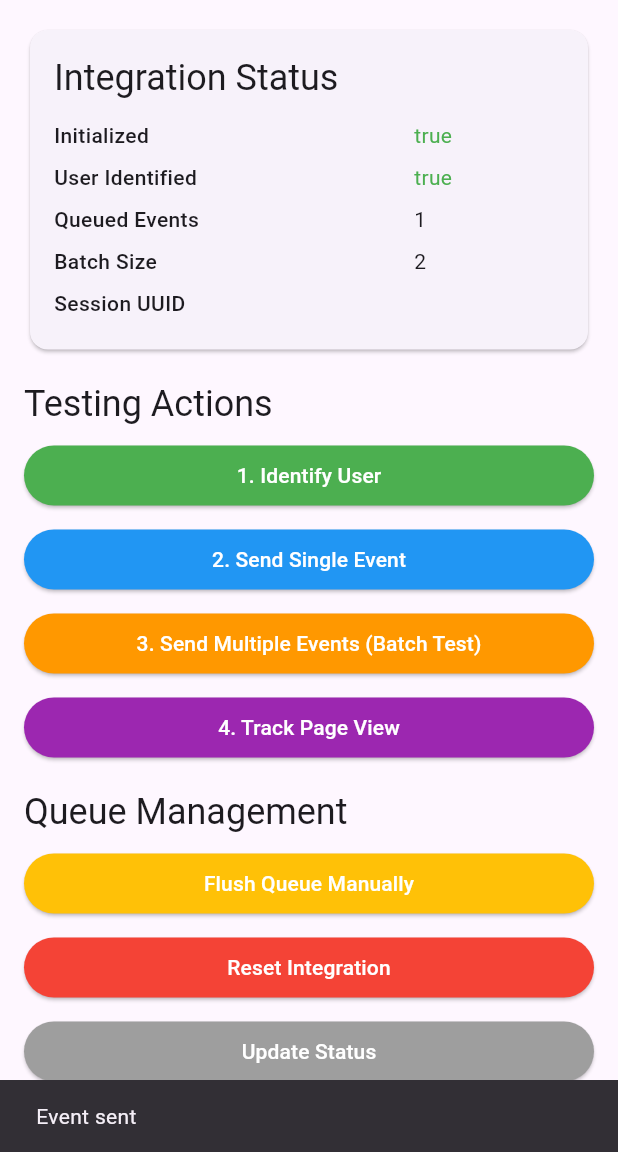
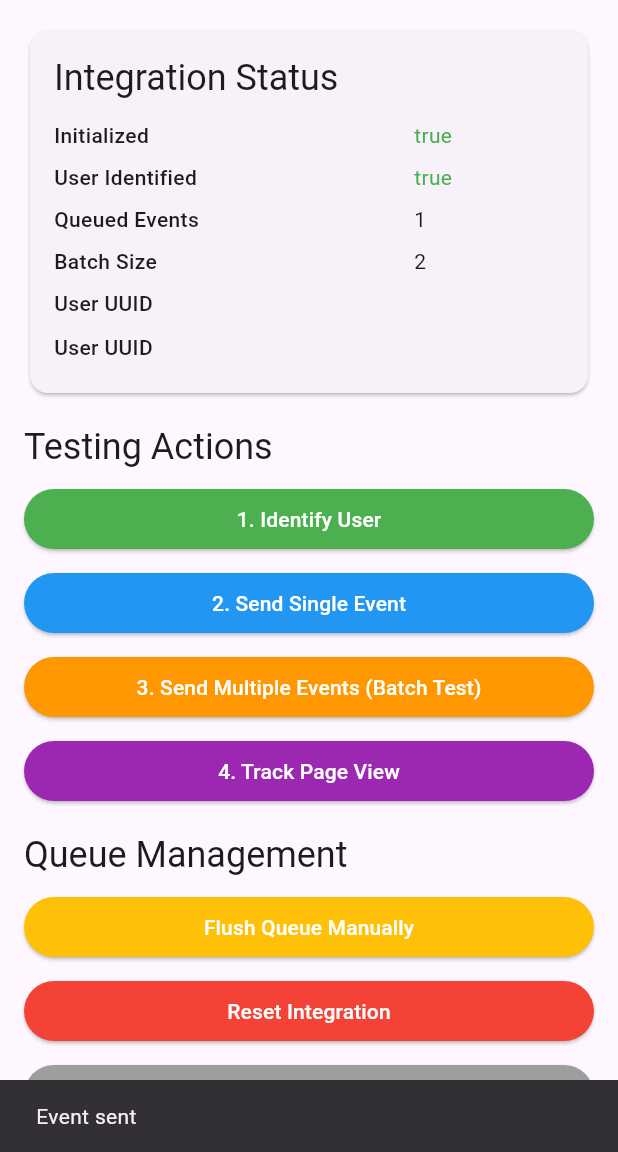
Before and after one commit to innovafour/flutter_iforevents, a Flutter app: the IForeventsExample screen opened by its route, after a tap on "2. Send Single Event", on a phone screen of 412 x 824 dp, the part 84-1236 px from its top. Run offline on Flutter 3.47's test engine with Material 3 defaults, Android fonts, the phone set to English and light mode, and no system bars; our stand-ins replace device_info_plus, dio, equatable, firebase_analytics, get_storage, package_info_plus; missing offline and left inert: algolia_insights, android_id, clevertap_plugin, dart_ipify, facebook_app_events, mixpanel_flutter; accounts and stored records are empty; network calls fail; statements that could not run were skipped.

Commit message:
Deleting iforevents sessions

```diff
--- a/iforevents/example/lib/screens/analytics_demo_screen.dart
+++ b/iforevents/example/lib/screens/analytics_demo_screen.dart
@@ -441,7 +441,7 @@ class _StatsCard extends StatelessWidget {
           crossAxisAlignment: CrossAxisAlignment.start,
           children: [
             Text(
-              'Session Stats',
+              'User Stats',
               style: TextStyle(
                 fontSize: 18,
                 fontWeight: FontWeight.bold,
--- a/iforevents/example/lib/screens/home_screen.dart
+++ b/iforevents/example/lib/screens/home_screen.dart
@@ -139,7 +139,7 @@ class _HomeScreenState extends State<HomeScreen> {
           'event_type': 'user_interaction',
           'feature': 'quick_actions',
           'user_engagement': 'high',
-          'session_time': DateTime.now().millisecondsSinceEpoch,
+          'user_time': DateTime.now().millisecondsSinceEpoch,
         },
       ),
     );
--- a/iforevents/example/lib/screens/iforevents_1.dart
+++ b/iforevents/example/lib/screens/iforevents_1.dart
@@ -146,7 +146,7 @@ class _IForeventsAPIExamplePageState extends State<IForeventsAPIExamplePage> {
       final status = apiIntegration!.getQueueStatus();
       return 'Queue: ${status.queuedEvents}/${status.batchSize} events, '
           'Identified: ${status.isIdentified}, '
-          'Session: ${status.sessionUUID ?? 'None'}';
+          'User: ${status.userUUID ?? 'None'}';
     }
     return 'API Integration not available';
   }
--- a/iforevents/example/lib/screens/iforevents_2.dart
+++ b/iforevents/example/lib/screens/iforevents_2.dart
@@ -280,10 +280,10 @@ class _IForeventsExampleState extends State<IForeventsExample> {
                               label: 'Batch Size',
                               value: queueStatus!.batchSize,
                             ),
-                            if (queueStatus!.sessionUUID != null)
+                            if (queueStatus!.userUUID != null)
                               _StatusRow(
-                                label: 'Session UUID',
-                                value: queueStatus!.sessionUUID!,
+                                label: 'User UUID',
+                                value: queueStatus!.userUUID!,
                               ),
                             if (queueStatus!.userUUID != null)
                               _StatusRow(
--- a/iforevents/lib/integration/iforevents.dart
+++ b/iforevents/lib/integration/iforevents.dart
@@ -9,14 +9,14 @@ import 'package:iforevents/models/iforevents_api_config.dart';
 /// IForevents API Integration for Flutter
 ///
 /// A comprehensive integration for the IForevents API that supports:
-/// - User identification and session management
+/// - User identification and user management
 /// - Individual event tracking
 /// - Batch event processing (recommended)
 /// - Customizable configuration
 /// - Offline event queuing
 /// - Error handling and retry logic
 ///
-/// This class implements a singleton pattern to ensure session state
+/// This class implements a singleton pattern to ensure user state
 /// persistence across the application lifecycle.
 ///
 /// Usage:
@@ -50,17 +50,13 @@ class IForeventsAPIIntegration extends Integration {
   final Dio _dio;
   final GetStorage _storage = GetStorage();
 
-  static const String _sessionUUIDKey = 'iforevents_session_uuid';
+  static const String _userUUIDKey = 'iforevents_user_uuid';
 
-  String? _sessionUUID;
   String? _userUUID;
   final List<IForeventsQueuedEvent> _eventQueue = [];
   Timer? _batchTimer;
   bool _isInitialized = false;
   bool _isIdentified = false;
-
-  /// Session UUID from the last identify call
-  String? get sessionUUID => _sessionUUID;
 
   /// User UUID from the last identify call
   String? get userUUID => _userUUID;
@@ -96,8 +92,8 @@ class IForeventsAPIIntegration extends Integration {
             'X-Project-Secret': config.projectSecret,
           });
 
-          if (_sessionUUID != null) {
-            options.headers['X-Session-UUID'] = _sessionUUID;
+          if (_userUUID != null) {
+            options.headers['X-User-UUID'] = _userUUID;
           }
 
           if (config.enableLogging) {
@@ -159,14 +155,14 @@ class IForeventsAPIIntegration extends Integration {
     try {
       super.init();
 
-      if (_sessionUUID == null) {
-        _sessionUUID = _storage.read(_sessionUUIDKey);
-        if (_sessionUUID != null) {
+      if (_userUUID == null) {
+        _userUUID = _storage.read(_userUUIDKey);
+        if (_userUUID != null) {
           _isIdentified = true;
 
           if (config.enableLogging) {
             developer.log(
-              'Loaded saved sessionUUID: $_sessionUUID',
+              'Loaded saved userUUID: $_userUUID',
               name: 'IForeventsAPI',
             );
           }
@@ -174,7 +170,7 @@ class IForeventsAPIIntegration extends Integration {
       } else {
         if (config.enableLogging) {
           developer.log(
-            'SessionUUID already loaded in singleton: $_sessionUUID',
+            'UserUUID already loaded in singleton: $_userUUID',
             name: 'IForeventsAPI',
           );
         }
@@ -217,19 +213,17 @@ class IForeventsAPIIntegration extends Integration {
 
       if (response.data != null) {
         final responseData = response.data as Map<String, dynamic>;
-        final session = responseData['session'] as Map<String, dynamic>?;
+        final user = responseData['user'] as Map<String, dynamic>?;
 
-        if (session != null) {
-          final newSessionUUID = session['uuid'] as String?;
-          _userUUID = session['user_uuid'] as String?;
+        if (user != null) {
+          final userUUID = user['uuid'] as String?;
 
-          if (newSessionUUID != null) {
-            _sessionUUID = newSessionUUID;
-            await _storage.write(_sessionUUIDKey, _sessionUUID);
+          if (userUUID != null) {
+            await _storage.write(_userUUIDKey, userUUID);
 
             if (config.enableLogging) {
               developer.log(
-                'SessionUUID updated and saved: $_sessionUUID',
+                'UserUUID updated and saved: $userUUID',
                 name: 'IForeventsAPI',
               );
             }
@@ -239,7 +233,7 @@ class IForeventsAPIIntegration extends Integration {
 
           if (config.enableLogging) {
             developer.log(
-              'User identified successfully. Session: $_sessionUUID',
+              'User identified successfully. User: $userUUID',
               name: 'IForeventsAPI',
             );
           }
@@ -328,11 +322,11 @@ class IForeventsAPIIntegration extends Integration {
         _eventQueue.clear();
       }
 
-      // Clear sessionUUID both in memory and storage
-      _sessionUUID = null;
+      // Clear userUUID both in memory and storage
+      _userUUID = null;
       _userUUID = null;
       _isIdentified = false;
-      await _storage.remove(_sessionUUIDKey);
+      await _storage.remove(_userUUIDKey);
 
       if (config.enableLogging) {
         developer.log(
@@ -362,22 +356,21 @@ class IForeventsAPIIntegration extends Integration {
       batchSize: config.batchSize,
       isInitialized: _isInitialized,
       isIdentified: _isIdentified,
-      sessionUUID: _sessionUUID,
       userUUID: _userUUID,
     );
   }
 
-  /// Get the sessionUUID stored in local storage (if any)
-  String? getStoredSessionUUID() {
-    return _storage.read(_sessionUUIDKey);
+  /// Get the userUUID stored in local storage (if any)
+  String? getStoredUserUUID() {
+    return _storage.read(_userUUIDKey);
   }
 
-  /// Clear the stored sessionUUID from local storage
-  Future<void> clearStoredSessionUUID() async {
-    await _storage.remove(_sessionUUIDKey);
+  /// Clear the stored userUUID from local storage
+  Future<void> clearStoredUserUUID() async {
+    await _storage.remove(_userUUIDKey);
     if (config.enableLogging) {
       developer.log(
-        'Stored sessionUUID cleared from local storage',
+        'Stored userUUID cleared from local storage',
         name: 'IForeventsAPI',
       );
     }
@@ -558,7 +551,6 @@ class IForeventsQueueStatus {
     required this.batchSize,
     required this.isInitialized,
     required this.isIdentified,
-    this.sessionUUID,
     this.userUUID,
   });
 
@@ -566,7 +558,6 @@ class IForeventsQueueStatus {
   final int batchSize;
   final bool isInitialized;
   final bool isIdentified;
-  final String? sessionUUID;
   final String? userUUID;
 
   Map<String, dynamic> toJson() {
@@ -575,7 +566,6 @@ class IForeventsQueueStatus {
       'batch_size': batchSize,
       'is_initialized': isInitialized,
       'is_identified': isIdentified,
-      'session_uuid': sessionUUID,
       'user_uuid': userUUID,
     };
   }
```
Also changed, not shown: 8 other files.
